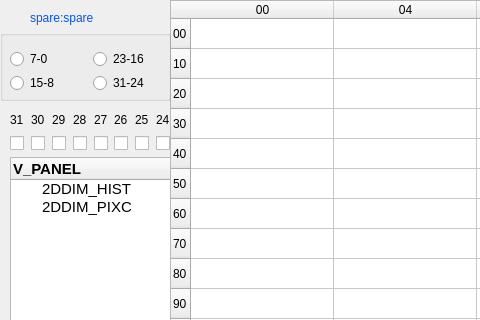
Qt form twoFirst01/DimmingDebugger_Readback_SX7/Dimpages_res.ui (hooloong/gitpython) before a commit; both pictures show x 0 to 480 and y 0 to 320 of the 1012 by 744 pixel window.
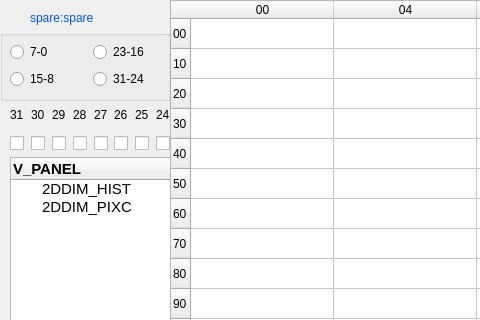
The same form after that commit.

The edit to the form file:
```diff
--- a/twoFirst01/DimmingDebugger_Readback_SX7/Dimpages_res.ui
+++ b/twoFirst01/DimmingDebugger_Readback_SX7/Dimpages_res.ui
@@ -481,9 +481,9 @@
     <property name="geometry">
      <rect>
       <x>10</x>
-      <y>20</y>
+      <y>11</y>
       <width>160</width>
-      <height>42</height>
+      <height>51</height>
      </rect>
     </property>
     <layout class="QGridLayout" name="gridLayout_2">
@@ -522,9 +522,9 @@
    <property name="geometry">
     <rect>
      <x>10</x>
-     <y>110</y>
+     <y>100</y>
      <width>161</width>
-     <height>41</height>
+     <height>51</height>
     </rect>
    </property>
    <layout class="QVBoxLayout" name="verticalLayout_4">
```
